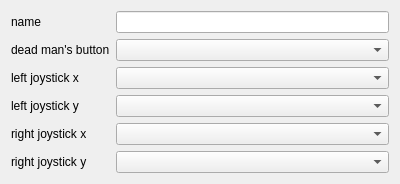
OFFIS-Automation/Framework, file modules/automation/projects/HilecGui/src/telecontrol/EditGamepadArea.ui: the form before one commit.
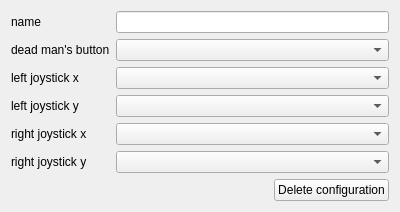
The form after the commit. Icons and pictures are not drawn.

```diff
--- a/modules/automation/projects/HilecGui/src/telecontrol/EditGamepadArea.ui
+++ b/modules/automation/projects/HilecGui/src/telecontrol/EditGamepadArea.ui
@@ -7,13 +7,26 @@
     <x>0</x>
     <y>0</y>
     <width>400</width>
-    <height>178</height>
+    <height>199</height>
    </rect>
   </property>
   <property name="windowTitle">
    <string>Form</string>
   </property>
   <layout class="QFormLayout" name="formLayout">
+   <property name="fieldGrowthPolicy">
+    <enum>QFormLayout::AllNonFixedFieldsGrow</enum>
+   </property>
+   <item row="0" column="0">
+    <widget class="QLabel" name="nameLabel">
+     <property name="text">
+      <string>name</string>
+     </property>
+    </widget>
+   </item>
+   <item row="0" column="1">
+    <widget class="QLineEdit" name="name"/>
+   </item>
    <item row="1" column="0">
     <widget class="QLabel" name="deadManSButtonLabel">
      <property name="text">
@@ -64,15 +77,33 @@
    <item row="5" column="1">
     <widget class="QComboBox" name="rightJoystickY"/>
    </item>
-   <item row="0" column="0">
-    <widget class="QLabel" name="nameLabel">
-     <property name="text">
-      <string>name</string>
-     </property>
-    </widget>
-   </item>
-   <item row="0" column="1">
-    <widget class="QLineEdit" name="name"/>
+   <item row="6" column="1">
+    <layout class="QHBoxLayout" name="horizontalLayout">
+     <item>
+      <spacer name="horizontalSpacer">
+       <property name="orientation">
+        <enum>Qt::Horizontal</enum>
+       </property>
+       <property name="sizeHint" stdset="0">
+        <size>
+         <width>40</width>
+         <height>20</height>
+        </size>
+       </property>
+      </spacer>
+     </item>
+     <item>
+      <widget class="QPushButton" name="deleteThis">
+       <property name="text">
+        <string>Delete configuration</string>
+       </property>
+       <property name="icon">
+        <iconset resource="../../images/images.qrc">
+         <normaloff>:/hilecGui/controller_delete.png</normaloff>:/hilecGui/controller_delete.png</iconset>
+       </property>
+      </widget>
+     </item>
+    </layout>
    </item>
   </layout>
  </widget>
```
Left out of the diff: 4 changed lines with no effect on the pictures.
